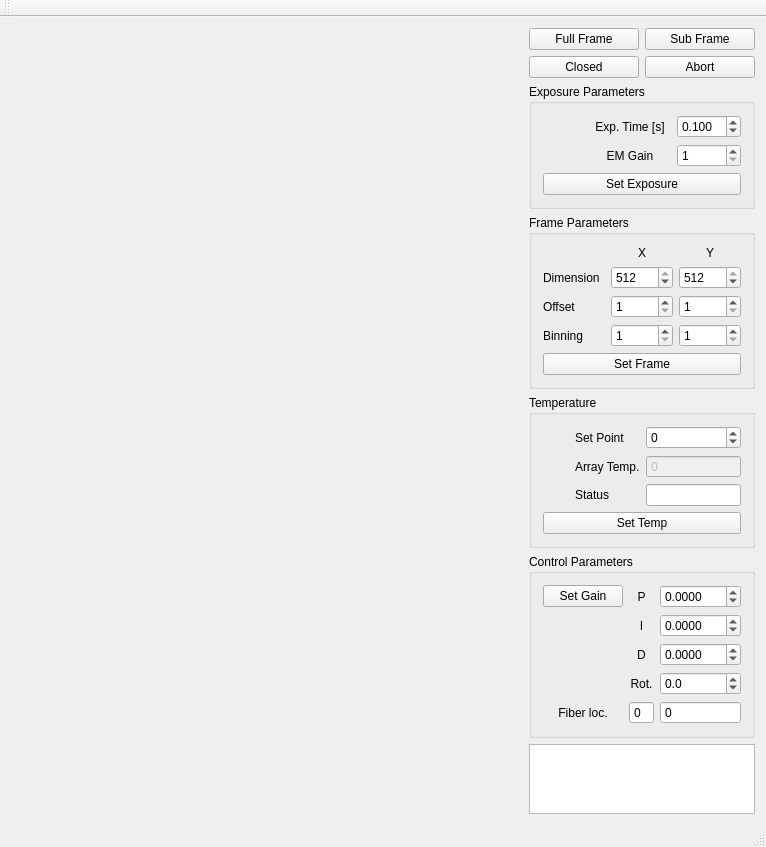
The window that src/fttMainWindow.ui (tmccrack/cameraLibrary) describes before a commit, drawn with Qt 5.
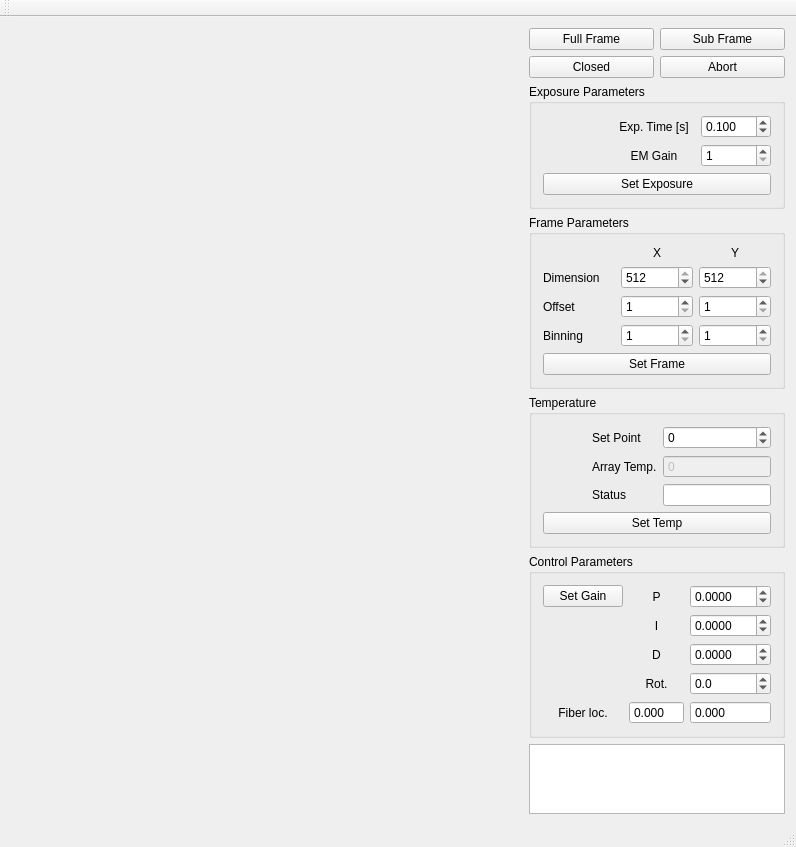
The same window after the commit.

What changed in the file:
```diff
--- a/src/fttMainWindow.ui
+++ b/src/fttMainWindow.ui
@@ -545,26 +545,6 @@
            </property>
           </widget>
          </item>
-         <item row="4" column="1">
-          <widget class="QSpinBox" name="spb_XFib">
-           <property name="toolTip">
-            <string>Target horizontal location for control algorithm</string>
-           </property>
-           <property name="buttonSymbols">
-            <enum>QAbstractSpinBox::NoButtons</enum>
-           </property>
-          </widget>
-         </item>
-         <item row="4" column="2">
-          <widget class="QSpinBox" name="spb_YFib">
-           <property name="toolTip">
-            <string>Target vertical location for control algorithm</string>
-           </property>
-           <property name="buttonSymbols">
-            <enum>QAbstractSpinBox::NoButtons</enum>
-           </property>
-          </widget>
-         </item>
          <item row="1" column="1">
           <widget class="QLabel" name="label_I">
            <property name="text">
@@ -654,6 +634,38 @@
            </property>
           </widget>
          </item>
+         <item row="4" column="1">
+          <widget class="QDoubleSpinBox" name="spb_XFib">
+           <property name="toolTip">
+            <string>Target horizontal location for control algorithm</string>
+           </property>
+           <property name="buttonSymbols">
+            <enum>QAbstractSpinBox::NoButtons</enum>
+           </property>
+           <property name="decimals">
+            <number>3</number>
+           </property>
+           <property name="maximum">
+            <double>512.000000000000000</double>
+           </property>
+          </widget>
+         </item>
+         <item row="4" column="2">
+          <widget class="QDoubleSpinBox" name="spb_YFib">
+           <property name="toolTip">
+            <string>Target vertical location for control algorithm</string>
+           </property>
+           <property name="buttonSymbols">
+            <enum>QAbstractSpinBox::NoButtons</enum>
+           </property>
+           <property name="decimals">
+            <number>3</number>
+           </property>
+           <property name="maximum">
+            <double>512.000000000000000</double>
+           </property>
+          </widget>
+         </item>
         </layout>
        </widget>
       </item>
```
